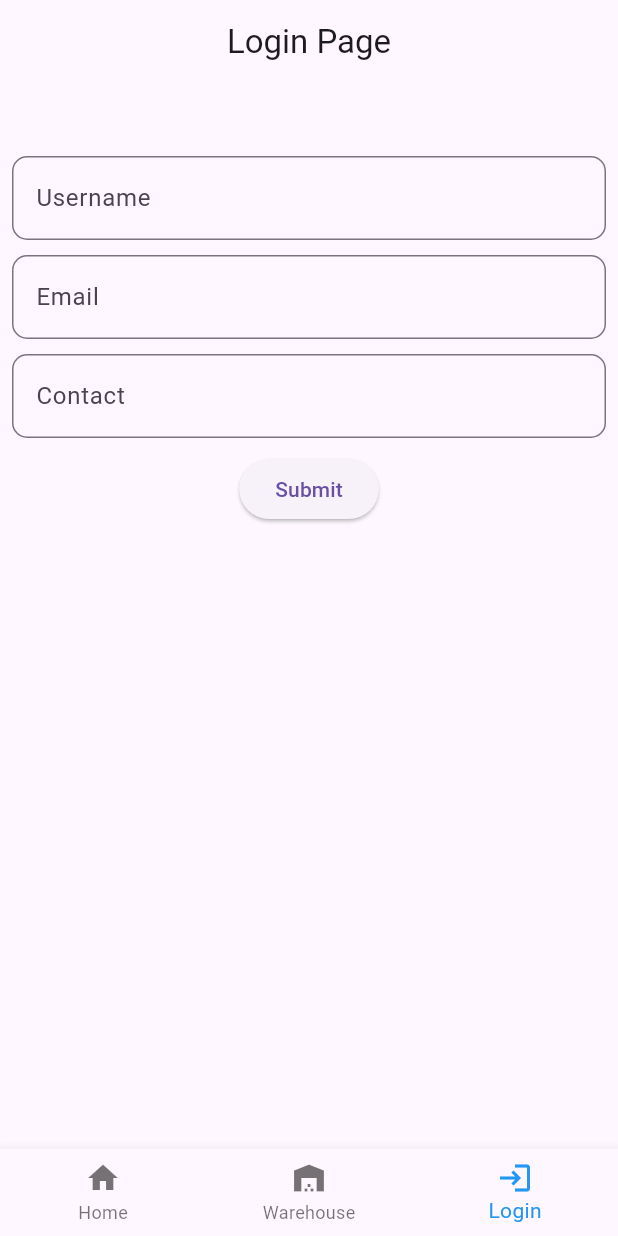
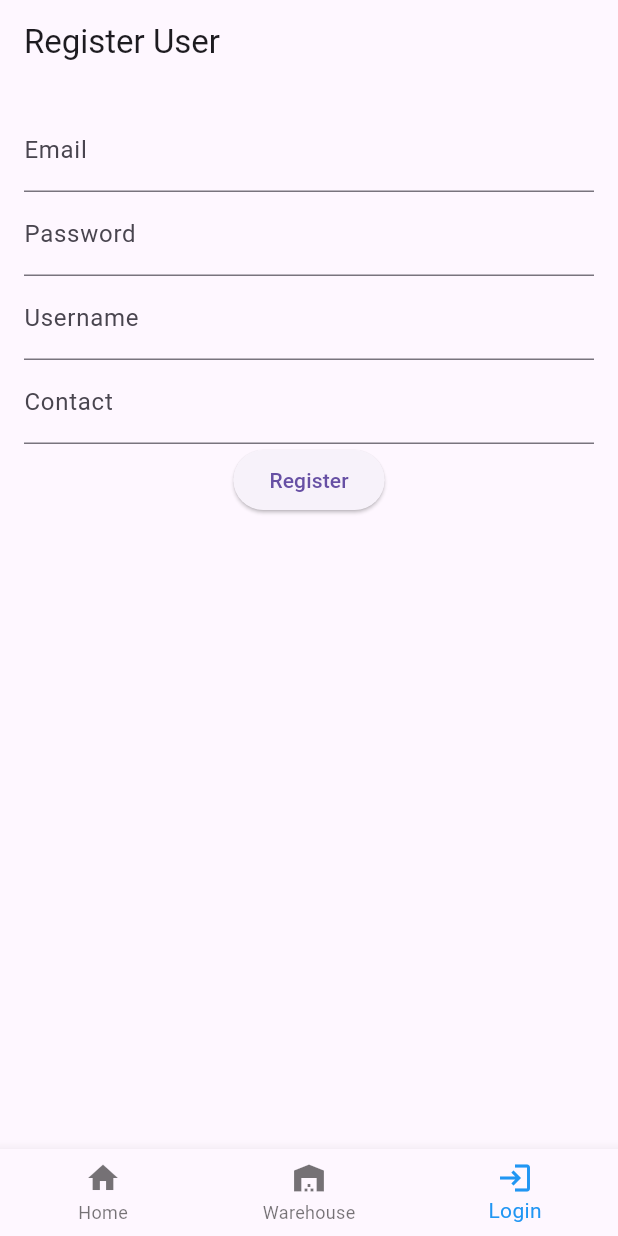
Before and after one commit to hershey984/managementapp, a Flutter app: the screen it shows after launch, item 3 of the bottom bar chosen, on a phone screen of 412 x 824 dp. Run offline on Flutter 3.47's test engine with Material 3 defaults, Android fonts, the phone set to English and light mode, and no system bars; our stand-ins replace cloud_firestore, firebase_auth, firebase_core; accounts and stored records are empty.

Commit message:
Added firebase services

```diff
--- a/app/lib/login_page.dart
+++ b/app/lib/login_page.dart
@@ -1,14 +1,44 @@
-
+import 'package:firebase_auth/firebase_auth.dart';
+import 'package:cloud_firestore/cloud_firestore.dart';
 import 'package:flutter/material.dart';
 
-class LoginPage extends StatelessWidget {
-  LoginPage({super.key});
+class RegisterPage extends StatefulWidget {
+  @override
+  _RegisterPageState createState() => _RegisterPageState();
+}
 
-  final GlobalKey<FormState> _formkey = GlobalKey<FormState>();
+class _RegisterPageState extends State<RegisterPage> {
+  final TextEditingController emailController = TextEditingController();
+  final TextEditingController passwordController = TextEditingController();
+  final TextEditingController usernameController = TextEditingController();
+  final TextEditingController contactController = TextEditingController();
 
-  void _submitForm() {
-    if(_formkey.currentState!.validate()){
+  final FirebaseAuth _auth = FirebaseAuth.instance;
 
+  void _registerUser() async {
+    try {
+      UserCredential userCredential = await _auth.createUserWithEmailAndPassword(
+        email: emailController.text,
+        password: passwordController.text,
+      );
+
+      User? user = userCredential.user;
+
+      if (user != null) {
+        await FirebaseFirestore.instance.collection('users').doc(user.uid).set({
+          'username': usernameController.text,
+          'contact': contactController.text,
+          'email': user.email,
+        });
+
+        ScaffoldMessenger.of(context).showSnackBar(SnackBar(
+          content: Text('User registered successfully'),
+        ));
+      }
+    } catch (e) {
+      ScaffoldMessenger.of(context).showSnackBar(SnackBar(
+        content: Text('Error registering user: $e'),
+      ));
     }
   }
 
@@ -16,74 +46,36 @@ class LoginPage extends StatelessWidget {
   Widget build(BuildContext context) {
     return Scaffold(
       appBar: AppBar(
-        title: Center(child: Text('Login Page')),
+        title: Text('Register User'),
       ),
       body: Padding(
-        padding: const EdgeInsets.all(8.0),
-        child: Form(
-          key: _formkey,
+        padding: const EdgeInsets.all(16.0),
         child: Column(
           children: [
-              SizedBox(
-                height: 40,
+            TextField(
+              controller: emailController,
+              decoration: InputDecoration(labelText: 'Email'),
             ),
-
-              TextFormField(
-                decoration: InputDecoration(labelText: 'Username', border: OutlineInputBorder(
-                  borderRadius: BorderRadius.circular(10.0)
-                )
+            TextField(
+              controller: passwordController,
+              decoration: InputDecoration(labelText: 'Password'),
+              obscureText: true,
             ),
-                validator: (value) {
-                  if(value!.isEmpty){
-                    return 'Please enter a username';
-                  }else{
-                    return null;
-                  }
-                },
+            TextField(
+              controller: usernameController,
+              decoration: InputDecoration(labelText: 'Username'),
             ),
-              SizedBox(
-                height: 10,
+            TextField(
+              controller: contactController,
+              decoration: InputDecoration(labelText: 'Contact'),
             ),
-
-              TextFormField(
-                decoration: InputDecoration(labelText: 'Email', border: OutlineInputBorder(
-                  borderRadius: BorderRadius.circular(10.0)
-                )),
-                validator: (value) {
-                  if(value!.isEmpty){
-                    return 'Please enter a Email';
-                  }else{
-                    return null;
-                  }
-                },
+            ElevatedButton(
+              onPressed: _registerUser,
+              child: Text('Register'),
             ),
-              SizedBox(
-                height: 10,
+          ],
         ),
-
-              TextFormField(
-                decoration: InputDecoration(labelText: 'Contact', border: OutlineInputBorder(
-                  borderRadius: BorderRadius.circular(10.0)
-                )),
-                validator: (value) {
-                  if(value!.isEmpty){
-                    return 'Please enter a Contact';
-                  }else{
-                    return null;
-                  }
-                },
       ),
-              SizedBox(
-                height: 10,
-              ),
-              ElevatedButton(onPressed: _submitForm,
-               child: Text('Submit')
-              ),
-
-            ],
-          )
-        ),
-      )
     );
   }
 }
--- a/app/lib/second_page.dart
+++ /dev/null
@@ -1,20 +0,0 @@
-import 'package:flutter/material.dart';
-
-class SecondPage extends StatelessWidget {
-  const SecondPage({super.key});
-
-  @override
-  Widget build(BuildContext context) {
-    return Scaffold(
-      appBar: AppBar(
-        title: Text('Second Page'),
-      ),
-      body: Center(
-        child: Text(
-          'Welcome to the second page!',
-          style: TextStyle(fontSize: 24),
-        ),
-      ),
-    );
-  }
-}
--- a/app/pubspec.yaml
+++ b/app/pubspec.yaml
@@ -34,6 +34,9 @@ dependencies:
   # The following adds the Cupertino Icons font to your application.
   # Use with the CupertinoIcons class for iOS style icons.
   cupertino_icons: ^1.0.8
+  firebase_core: ^3.10.0
+  cloud_firestore: ^5.6.1
+  firebase_auth: ^5.4.0
 
 dev_dependencies:
   flutter_test:
```
Also changed, not shown: app/lib/add_proj.dart (added, +112 -0 lines), app/lib/home_page.dart (+12 -0 lines), app/lib/main.dart (+17 -3 lines), app/pubspec.lock, 6 other files. Lines whose indentation alone changed are shown as unchanged.
